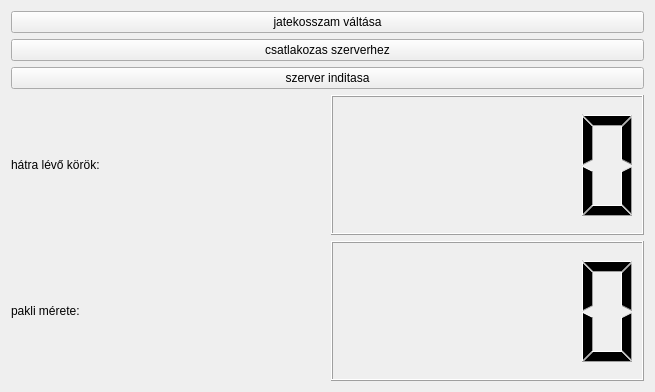
Above: jatek_halozattal/jatek/widget.ui from rrmrrm/dominoSzeru before the change. Below: the same form after it.
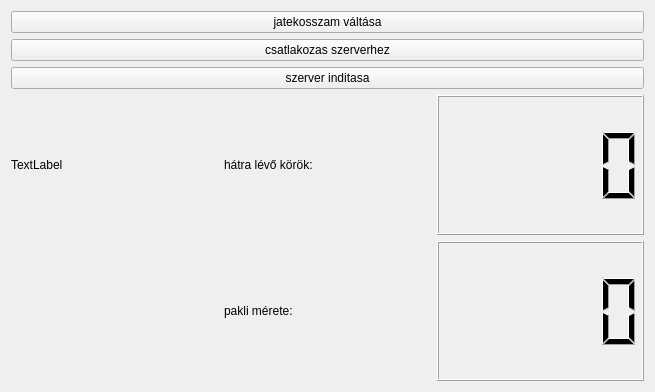
That is the form after the change.

Diff of the .ui file:
```diff
--- a/jatek_halozattal/jatek/widget.ui
+++ b/jatek_halozattal/jatek/widget.ui
@@ -37,32 +37,39 @@
    </item>
    <item>
     <layout class="QGridLayout" name="gameMiddleLayout">
-     <item row="1" column="3">
-      <widget class="QLCDNumber" name="turnsLeft"/>
-     </item>
      <item row="1" column="0" rowspan="2">
       <layout class="QGridLayout" name="dominosRow1Layout"/>
      </item>
-     <item row="2" column="2">
+     <item row="2" column="3">
       <widget class="QLabel" name="label_2">
        <property name="text">
         <string>pakli mérete:</string>
        </property>
       </widget>
      </item>
-     <item row="2" column="3">
-      <widget class="QLCDNumber" name="deckSize"/>
-     </item>
-     <item row="1" column="2">
+     <item row="1" column="3">
       <widget class="QLabel" name="label">
        <property name="text">
         <string>hátra lévő körök:</string>
        </property>
       </widget>
      </item>
+     <item row="2" column="4">
+      <widget class="QLCDNumber" name="deckSize"/>
+     </item>
+     <item row="1" column="4">
+      <widget class="QLCDNumber" name="turnsLeft"/>
+     </item>
      <item row="1" column="1" rowspan="2">
       <layout class="QGridLayout" name="dominosRow2Layout"/>
      </item>
+     <item row="1" column="2">
+      <widget class="QLabel" name="yourTurnLabel">
+       <property name="text">
+        <string>TextLabel</string>
+       </property>
+      </widget>
+     </item>
     </layout>
    </item>
    <item>
```
